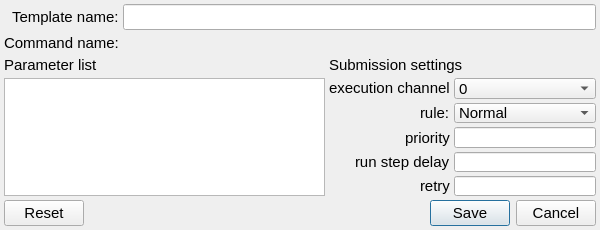
Above: ccs/node/control_unit/ControlUnitCommandTemplateEditor.ui from bisegni/chaosframework before the change. Below: the same form after it.
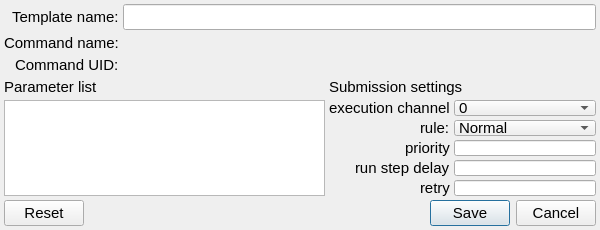
That is the form after the change.

```diff
--- a/ccs/node/control_unit/ControlUnitCommandTemplateEditor.ui
+++ b/ccs/node/control_unit/ControlUnitCommandTemplateEditor.ui
@@ -99,6 +99,30 @@
        </property>
       </widget>
      </item>
+     <item row="2" column="0" alignment="Qt::AlignRight|Qt::AlignVCenter">
+      <widget class="QLabel" name="label_3">
+       <property name="font">
+        <font>
+         <pointsize>11</pointsize>
+        </font>
+       </property>
+       <property name="text">
+        <string>Command UID:</string>
+       </property>
+      </widget>
+     </item>
+     <item row="2" column="2">
+      <widget class="QLabel" name="labelCommandUID">
+       <property name="font">
+        <font>
+         <pointsize>11</pointsize>
+        </font>
+       </property>
+       <property name="text">
+        <string/>
+       </property>
+      </widget>
+     </item>
     </layout>
    </item>
    <item>
```
Left out of the diff: 12 changed lines with no effect on the pictures.
